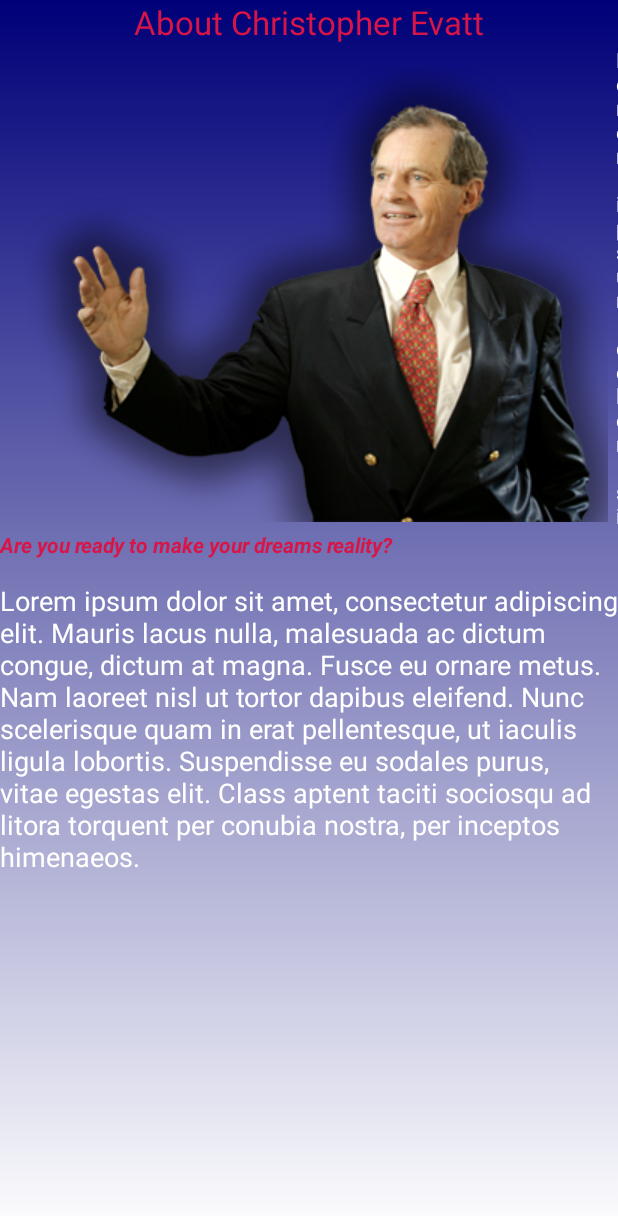
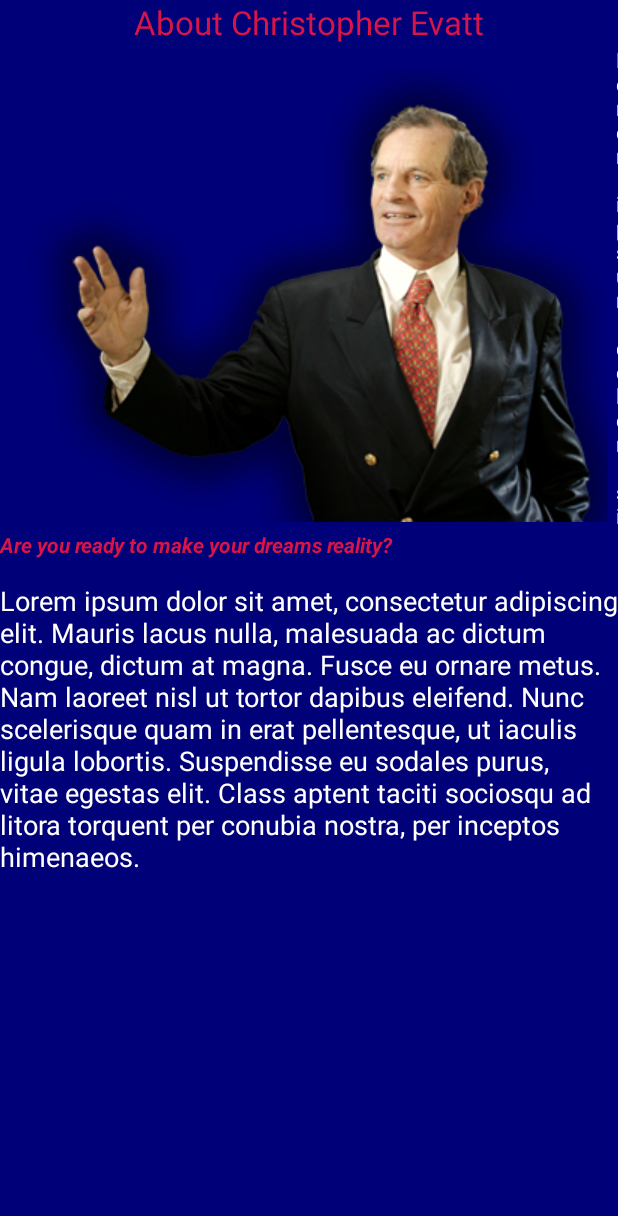
Before and after one commit to doggvalera/chrisevatt, an Android app: the about screen opened directly, with no data from a screen before it, on a phone screen of 412 x 824 dp. Shown: the top 1216 px of the screen. Run offline under Robolectric (Android 15) with nearby library versions, the phone set to English and light mode, and no system bars.

Commit message:
Merge branch 'master' of C:\Users\VIO\AndroidStudioProjects\chrisevatt with conflicts.

```diff
--- a/app/src/main/res/drawable/selector.xml
+++ b/app/src/main/res/drawable/selector.xml
@@ -4,9 +4,11 @@
 <item>
 <shape>
     <gradient
-        android:startColor="#FFFFFF"
+
+        android:startColor="#000078"
         android:endColor="#000078"
-        android:angle="90" />
+        android:angle="360"
+         />
     <stroke
         />
     <corners
```
